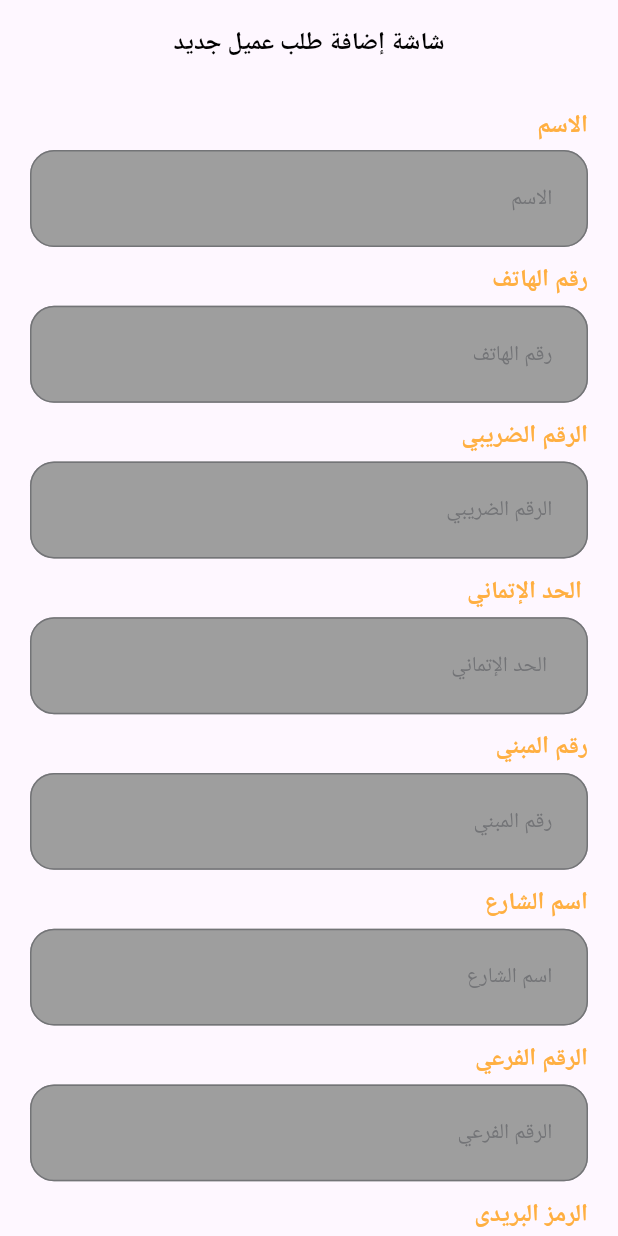
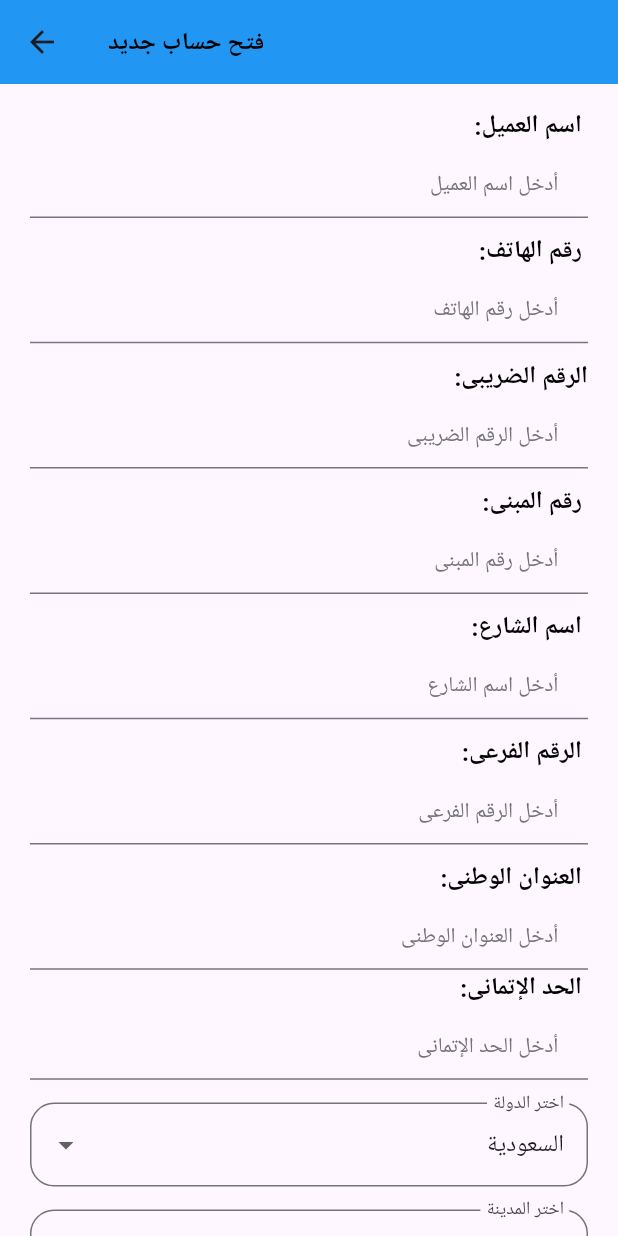
Before and after one commit to s4r4h4mdy0x01/CustomerRequestTask, a Flutter app: the screen it shows after launch, on a phone screen of 412 x 824 dp. Run offline on Flutter 3.47's test engine with Material 3 defaults, Android fonts, the phone set to English and light mode, and no system bars; our stand-ins replace dio, file_picker, flutter_bloc, flutter_screenutil, freezed_annotation, get_it and 3 more; missing offline and left inert: flutter_pdfview; generated files the repository leaves out were written again.

Commit message:
Add new commit

```diff
--- a/lib/core/theme/color_manager.dart
+++ b/lib/core/theme/color_manager.dart
@@ -9,6 +9,7 @@ class ColorManager {
   static Color grey2 = const Color(0xff797979);
   static Color white = const Color(0xffFFFFFF);
   static Color error = const Color(0xffe61f34);
+  static Color purple = const Color.fromARGB(255, 231, 209, 235);
 
   static const Color rad = Colors.red;
   static Color black = Colors.black;
--- a/lib/core/theme/styles_manager.dart
+++ b/lib/core/theme/styles_manager.dart
@@ -21,6 +21,11 @@ class TextStylesManager {
     fontWeight: FontWeightManager.semiBold,
     color: ColorManager.primary,
   );
+  static TextStyle font16PurpleSemiBold = TextStyle(
+    fontSize: 16.sp,
+    fontWeight: FontWeightManager.semiBold,
+    color: Colors.purple,
+  );
 
   static TextStyle font13GrayRegular = TextStyle(
     fontSize: 14.sp,
--- a/lib/core/widgets/app_text_button.dart
+++ b/lib/core/widgets/app_text_button.dart
@@ -31,11 +31,11 @@ class AppTextButton extends StatelessWidget {
       style: ButtonStyle(
         shape: WidgetStateProperty.all<RoundedRectangleBorder>(
           RoundedRectangleBorder(
-            borderRadius: BorderRadius.circular(borderRadius ?? 16.0),
+            borderRadius: BorderRadius.circular(borderRadius ?? 18.0),
           ),
         ),
         backgroundColor: WidgetStatePropertyAll(
-          backgroundColor ?? ColorManager.primary,
+          backgroundColor ?? ColorManager.purple,
         ),
         padding: WidgetStateProperty.all<EdgeInsets>(
           EdgeInsets.symmetric(
@@ -44,7 +44,7 @@ class AppTextButton extends StatelessWidget {
           ),
         ),
         fixedSize: WidgetStateProperty.all(
-          Size(buttonWidth?.w ?? double.maxFinite, buttonHeight ?? 60.h),
+          Size(buttonWidth?.w ?? 180.h, buttonHeight ?? 60.h),
         ),
       ),
       onPressed: onPressed,
--- a/lib/core/widgets/app_text_form_field.dart
+++ b/lib/core/widgets/app_text_form_field.dart
@@ -34,6 +34,7 @@ class AppTextFormField extends StatelessWidget {
   @override
   Widget build(BuildContext context) {
     return TextFormField(
+      //   textAlign: TextAlign.left,
       textDirection: textDirection,
       controller: controller,
       validator: (value) {
@@ -45,30 +46,31 @@ class AppTextFormField extends StatelessWidget {
         isDense: true,
         contentPadding:
             contentPadding ??
-            EdgeInsets.symmetric(vertical: 20.h, horizontal: 18.w),
-        filled: true,
-        fillColor: fillColorBackground ?? ColorManager.lightGrey,
-        focusedErrorBorder: OutlineInputBorder(
-          borderSide: BorderSide(color: ColorManager.error, width: 1.3),
-          borderRadius: BorderRadius.circular(16.0),
-        ),
-        enabledBorder:
-            enabledBorder ??
-            OutlineInputBorder(
-              borderRadius: BorderRadius.circular(16.0),
-              borderSide: BorderSide(color: ColorManager.grey),
-            ),
-        focusedBorder:
-            focusedBorder ??
-            OutlineInputBorder(
-              borderRadius: BorderRadius.circular(16.0),
-              borderSide: BorderSide(color: ColorManager.primary),
-            ),
-        errorBorder: OutlineInputBorder(
-          borderRadius: BorderRadius.circular(16.0),
-          borderSide: BorderSide(color: ColorManager.error, width: 1.3),
-        ),
+            EdgeInsets.symmetric(vertical: 10.h, horizontal: 18.w),
+        //  filled: true,
+        // fillColor: fillColorBackground ?? ColorManager.lightGrey,
+        // focusedErrorBorder: OutlineInputBorder(
+        //   borderSide: BorderSide(color: ColorManager.error, width: 1.3),
+        //   borderRadius: BorderRadius.circular(16.0),
+        // ),
+        // enabledBorder:
+        //     enabledBorder ??
+        //     OutlineInputBorder(
+        //       borderRadius: BorderRadius.circular(16.0),
+        //       borderSide: BorderSide(color: ColorManager.grey),
+        //     ),
+        // focusedBorder:
+        //     focusedBorder ??
+        //     OutlineInputBorder(
+        //       borderRadius: BorderRadius.circular(16.0),
+        //       borderSide: BorderSide(color: ColorManager.primary),
+        //     ),
+        // errorBorder: OutlineInputBorder(
+        //   borderRadius: BorderRadius.circular(16.0),
+        //   borderSide: BorderSide(color: ColorManager.error, width: 1.3),
+        // ),
         hintText: hintText,
+
         hintStyle: TextStylesManager.font13GrayRegular,
         suffixIcon: suffixIcon,
       ),
--- a/lib/features/add_new_customer_request/logic/customer_request_cubit.dart
+++ b/lib/features/add_new_customer_request/logic/customer_request_cubit.dart
@@ -1,4 +1,3 @@
-import 'dart:convert';
 import 'dart:io';
 import 'package:customer_request_task/features/add_new_customer_request/data/models/customer_request_request_body.dart';
 import 'package:customer_request_task/features/add_new_customer_request/data/repo/customer_request_repo.dart';
@@ -25,6 +24,7 @@ class CustomerRequestCubit extends Cubit<CustomerRequestState> {
   final formKey = GlobalKey<FormState>();
   CustomerRequestCubit(this._customerRequestRepo)
     : super(const CustomerRequestState.initial());
+
   Future<List<MultipartFile>> _convertFilesToMultipart(List<File> files) async {
     List<MultipartFile> multipartFiles = [];
     for (var file in files) {
@@ -99,7 +99,7 @@ class CustomerRequestCubit extends Cubit<CustomerRequestState> {
     );
     if (pickedImage != null) {
       final imageFile = File(pickedImage.path);
-      files.add(imageFile); // أضيفي الصورة إلى files بدلاً من images
+      files.add(imageFile);
       emit(CustomerRequestState.filesUpdated(List.from(files)));
     }
   }
--- a/lib/features/add_new_customer_request/logic/customer_request_state.dart
+++ b/lib/features/add_new_customer_request/logic/customer_request_state.dart
@@ -9,7 +9,9 @@ class CustomerRequestState<T> with _$CustomerRequestState<T> {
   const factory CustomerRequestState.initial() = _Initial;
   const factory CustomerRequestState.loading() = Loading;
   const factory CustomerRequestState.success(T data) = Success<T>;
- const factory CustomerRequestState.filesUpdated(List<File> files) = FilesUpdated;
-    const factory CustomerRequestState.failureFilePick(String error) = FailureFilePick;
   const factory CustomerRequestState.failure(String error) = Failure;
+  const factory CustomerRequestState.filesUpdated(List<File> files) =
+      FilesUpdated;
+  const factory CustomerRequestState.failureFilePick(String error) =
+      FailureFilePick;
 }
--- a/lib/features/add_new_customer_request/ui/screen/add_new_customer_request_screen.dart
+++ b/lib/features/add_new_customer_request/ui/screen/add_new_customer_request_screen.dart
@@ -14,10 +14,10 @@ class AddNewCustomerRequestScreen extends StatelessWidget {
   Widget build(BuildContext context) {
     return Scaffold(
       appBar: AppBar(
-        centerTitle: true,
-        automaticallyImplyLeading: false,
+        backgroundColor: Colors.blue,
+
         title: Text(
-          "شاشة إضافة طلب عميل جديد",
+          'فتح حساب جديد',
           style: TextStylesManager.font16BlackMedium,
         ),
       ),
@@ -27,10 +27,10 @@ class AddNewCustomerRequestScreen extends StatelessWidget {
           child: Column(
             children: [
               const ColumnCustomerRequest(),
-              verticalSpace(16),
+              verticalSpace(30),
               AppTextButton(
-                buttonText: 'اضافة التفاصيل',
-                textStyle: TextStylesManager.font16WhiteRegular,
+                buttonText: 'حفظ الحساب ',
+                textStyle: TextStylesManager.font16PurpleSemiBold,
                 onPressed: () async {
                   context.read<CustomerRequestCubit>().emitCustomerRequest();
                 },
--- a/lib/features/add_new_customer_request/ui/widgets/choosing_files.dart
+++ b/lib/features/add_new_customer_request/ui/widgets/choosing_files.dart
@@ -1,34 +1,49 @@
+import 'package:customer_request_task/core/helper/spacing.dart';
 import 'package:customer_request_task/core/theme/color_manager.dart';
 import 'package:customer_request_task/features/add_new_customer_request/logic/customer_request_cubit.dart';
 import 'package:customer_request_task/features/add_new_customer_request/logic/customer_request_state.dart';
 import 'package:flutter/material.dart';
 import 'package:flutter_bloc/flutter_bloc.dart';
 import 'package:flutter_pdfview/flutter_pdfview.dart';
+import 'package:flutter_screenutil/flutter_screenutil.dart';
 
 class ChoosingFiles extends StatelessWidget {
   const ChoosingFiles({super.key});
 
   @override
   Widget build(BuildContext context) {
-    return Column(
+    return Row(
       children: [
         MaterialButton(
+          padding: EdgeInsets.symmetric(horizontal: 36.h, vertical: 15),
           onPressed: () {
             context.read<CustomerRequestCubit>().pickFile();
           },
-          color: ColorManager.rad,
-          child: const Icon(Icons.folder_open),
+          color: const Color.fromARGB(255, 231, 209, 235),
+          shape: RoundedRectangleBorder(
+            borderRadius: BorderRadius.circular(
+              16,
+            ), // تعديل قيمة الـ Border Radius حسب الحاجة
+          ),
+          child: Row(
+            mainAxisSize: MainAxisSize.min,
+            children: [
+              Text('أختار صورة'),
+              const Icon(Icons.image, color: Colors.purple),
+            ],
+          ),
         ),
-        MaterialButton(
-          onPressed: () => context.read<CustomerRequestCubit>().captureImage(),
-          color: ColorManager.grey2,
-          child: const Icon(Icons.camera_alt),
-        ),
+        // MaterialButton(
+        //   onPressed: () => context.read<CustomerRequestCubit>().captureImage(),
+        //   color: ColorManager.grey2,
+        //   child: const Icon(Icons.camera_alt),
+        // ),
+        horizontalSpace(15),
         BlocBuilder<CustomerRequestCubit, CustomerRequestState>(
           builder: (context, state) {
             final files = context.read<CustomerRequestCubit>().files;
             if (files.isEmpty) {
-              return const Text('لم يتم اختيار ملفات بعد');
+              return const Text('لم يتم اختيار صورة ');
             }
 
             return Column(
--- a/lib/features/add_new_customer_request/ui/widgets/column_customer_request.dart
+++ b/lib/features/add_new_customer_request/ui/widgets/column_customer_request.dart
@@ -31,50 +31,39 @@ class ColumnCustomerRequest extends StatelessWidget {
           children: [
             CustomerRequestTextFormFieldAndText(
               appTextFormField: AppTextFormField(
-                hintText: 'الاسم',
+                hintText: 'أدخل اسم العميل ',
                 keyboardType: TextInputType.name,
                 controller: context.read<CustomerRequestCubit>().nameController,
                 textDirection: TextDirection.rtl,
               ),
-              text: 'الاسم',
+              text: ' اسم العميل:',
             ),
             verticalSpace(10),
             CustomerRequestTextFormFieldAndText(
               appTextFormField: AppTextFormField(
-                hintText: 'رقم الهاتف ',
+                hintText: 'أدخل رقم الهاتف',
                 textDirection: TextDirection.rtl,
                 keyboardType: TextInputType.phone,
                 controller:
                     context.read<CustomerRequestCubit>().phoneNumberController,
               ),
-              text: 'رقم الهاتف',
+              text: ' رقم الهاتف:',
             ),
             verticalSpace(10),
             CustomerRequestTextFormFieldAndText(
               appTextFormField: AppTextFormField(
-                hintText: 'الرقم الضريبي',
+                hintText: 'أدخل الرقم الضريبى',
                 textDirection: TextDirection.rtl,
                 keyboardType: TextInputType.number,
                 controller:
                     context.read<CustomerRequestCubit>().taxNumberController,
               ),
-              text: 'الرقم الضريبي',
+              text: 'الرقم الضريبى:',
             ),
             verticalSpace(10),
             CustomerRequestTextFormFieldAndText(
               appTextFormField: AppTextFormField(
-                hintText: ' الحد الإتماني',
-                textDirection: TextDirection.rtl,
-                keyboardType: TextInputType.number,
-                controller:
-                    context.read<CustomerRequestCubit>().creditLimitController,
-              ),
-              text: ' الحد الإتماني',
-            ),
-            verticalSpace(10),
-            CustomerRequestTextFormFieldAndText(
-              appTextFormField: AppTextFormField(
-                hintText: 'رقم المبني',
+                hintText: 'أدخل رقم المبنى',
                 textDirection: TextDirection.rtl,
                 keyboardType: TextInputType.name,
                 controller:
@@ -82,40 +71,50 @@ class ColumnCustomerRequest extends StatelessWidget {
                         .read<CustomerRequestCubit>()
                         .buildingNumberController,
               ),
-              text: 'رقم المبني',
+              text: ' رقم المبنى:',
             ),
             verticalSpace(10),
             CustomerRequestTextFormFieldAndText(
               appTextFormField: AppTextFormField(
-                hintText: 'اسم الشارع ',
+                hintText: 'أدخل اسم الشارع',
                 textDirection: TextDirection.rtl,
                 keyboardType: TextInputType.name,
                 controller:
                     context.read<CustomerRequestCubit>().streetNameController,
               ),
-              text: 'اسم الشارع ',
+              text: ' اسم الشارع:',
             ),
             verticalSpace(10),
             CustomerRequestTextFormFieldAndText(
               appTextFormField: AppTextFormField(
-                hintText: 'الرقم الفرعي',
+                hintText: 'أدخل الرقم الفرعى',
                 textDirection: TextDirection.rtl,
                 keyboardType: TextInputType.number,
                 controller:
                     context.read<CustomerRequestCubit>().subNumberController,
               ),
-              text: 'الرقم الفرعي',
+              text: ' الرقم الفرعى:',
             ),
             verticalSpace(10),
             CustomerRequestTextFormFieldAndText(
               appTextFormField: AppTextFormField(
-                hintText: 'الرمز البريدى ',
+                hintText: 'أدخل العنوان الوطنى ',
                 keyboardType: TextInputType.name,
                 controller:
                     context.read<CustomerRequestCubit>().zipCodeController,
                 textDirection: TextDirection.rtl,
               ),
-              text: 'الرمز البريدى ',
+              text: ' العنوان الوطنى:',
+            ),
+            CustomerRequestTextFormFieldAndText(
+              appTextFormField: AppTextFormField(
+                hintText: 'أدخل الحد الإتمانى',
+                textDirection: TextDirection.rtl,
+                keyboardType: TextInputType.number,
+                controller:
+                    context.read<CustomerRequestCubit>().creditLimitController,
+              ),
+              text: ' الحد الإتمانى:',
             ),
             verticalSpace(15),
             CustomDropdownField(
@@ -139,6 +138,7 @@ class ColumnCustomerRequest extends StatelessWidget {
                 }
               },
             ),
+            verticalSpace(15),
             ChoosingFiles(),
           ],
         ),
--- a/lib/features/add_new_customer_request/ui/widgets/customer_request_text_form_field_and_text.dart
+++ b/lib/features/add_new_customer_request/ui/widgets/customer_request_text_form_field_and_text.dart
@@ -20,7 +20,7 @@ class CustomerRequestTextFormFieldAndText extends StatelessWidget {
     return Column(
       crossAxisAlignment: CrossAxisAlignment.start,
       children: [
-        Text(text, style: TextStylesManager.font16PrimarySemiBold),
+        Text(text, style: TextStylesManager.font16BlackMedium),
         verticalSpace(5),
         appTextFormField,
       ],
```
